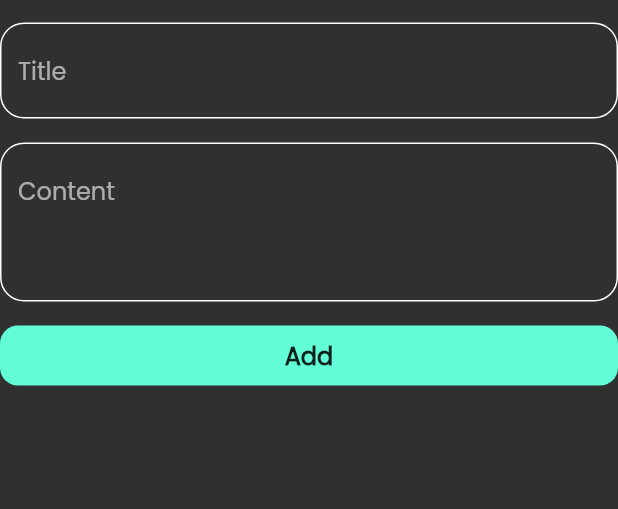
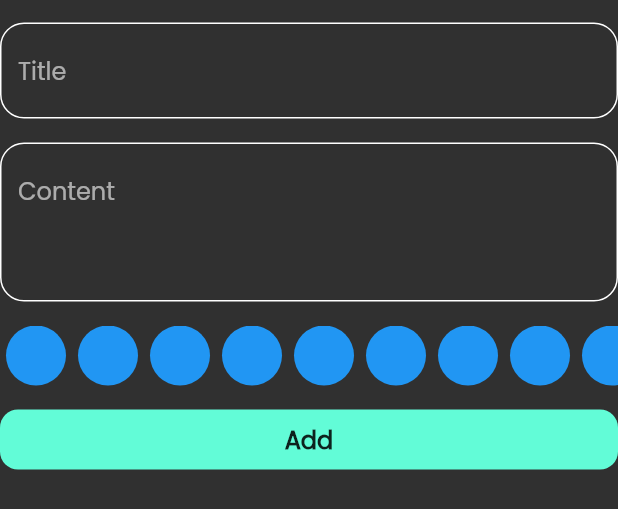
Before and after one commit to ramanassif/notes_app, a Flutter app: the AddNoteForm widget shown alone on an empty page, opened directly, on a phone screen of 412 x 824 dp. Shown: the top 509 px of the screen. Run offline on Flutter 3.47's test engine with Material 2 defaults, Android fonts, the phone set to English and light mode, and no system bars; our stand-ins replace flutter_bloc, font_awesome_flutter, hive, hive_flutter; accounts and stored records are empty.

Commit message:
Create colors list view

```diff
--- a/lib/views/widgets/add_note_form.dart
+++ b/lib/views/widgets/add_note_form.dart
@@ -3,6 +3,8 @@ import 'package:flutter_bloc/flutter_bloc.dart';
 import 'package:intl/intl.dart';
 import 'package:notes_app/cubits/add_note_cubit/add_note_cubit.dart';
 import 'package:notes_app/models/note_model.dart';
+import 'package:notes_app/views/widgets/color_item.dart';
+import 'package:notes_app/views/widgets/colors_list_view.dart';
 import 'package:notes_app/views/widgets/custom_button.dart';
 import 'package:notes_app/views/widgets/custom_text_field.dart';
 
@@ -45,6 +47,10 @@ class _AddNoteFormState extends State<AddNoteForm> {
               content = value;
             },
           ),
+          const Padding(
+            padding: EdgeInsets.only(top: 16.0),
+            child: ColorsListView(),
+          ),
           Padding(
             padding: const EdgeInsets.symmetric(
               vertical: 16,
@@ -57,8 +63,8 @@ class _AddNoteFormState extends State<AddNoteForm> {
                     if (formKey.currentState!.validate()) {
                       formKey.currentState!.save();
                       var currentDate = DateTime.now();
-                      var formattedCurrentDate = DateFormat('dd-MM-yyyy')
-                          .format(currentDate);
+                      var formattedCurrentDate =
+                          DateFormat('dd-MM-yyyy').format(currentDate);
                       var noteModel = NoteModel(
                         title: title!,
                         content: content!,
--- /dev/null
+++ b/lib/views/widgets/color_item.dart
@@ -0,0 +1,15 @@
+import 'package:flutter/material.dart';
+
+class ColorItem extends StatelessWidget {
+  const ColorItem({Key? key}) : super(key: key);
+
+  @override
+  Widget build(BuildContext context) {
+    return const Padding(
+      padding: EdgeInsets.symmetric(horizontal: 4.0),
+      child: CircleAvatar(
+        backgroundColor: Colors.blue,
+      ),
+    );
+  }
+}
--- /dev/null
+++ b/lib/views/widgets/colors_list_view.dart
@@ -0,0 +1,20 @@
+import 'package:flutter/material.dart';
+import 'package:notes_app/views/widgets/color_item.dart';
+
+class ColorsListView extends StatelessWidget {
+  const ColorsListView({Key? key}) : super(key: key);
+
+  @override
+  Widget build(BuildContext context) {
+    return SizedBox(
+      height: 40,
+      child: ListView.builder(
+        itemCount: 10,
+        scrollDirection: Axis.horizontal,
+        itemBuilder: (context, index) {
+          return const ColorItem();
+        },
+      ),
+    );
+  }
+}
```
